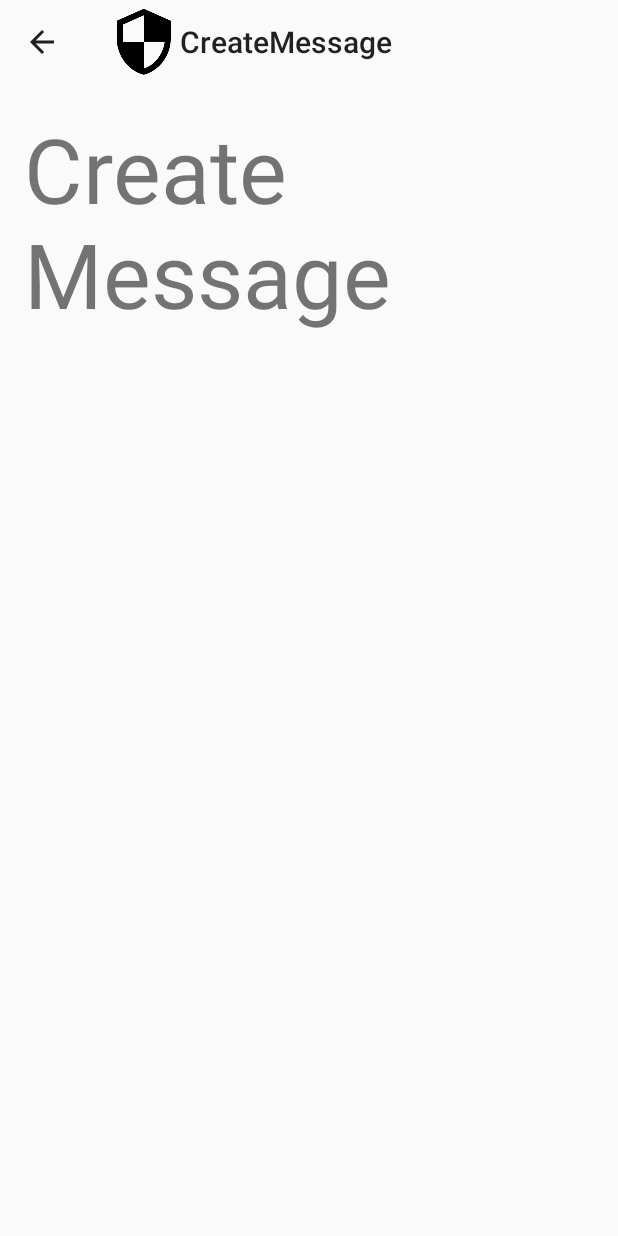
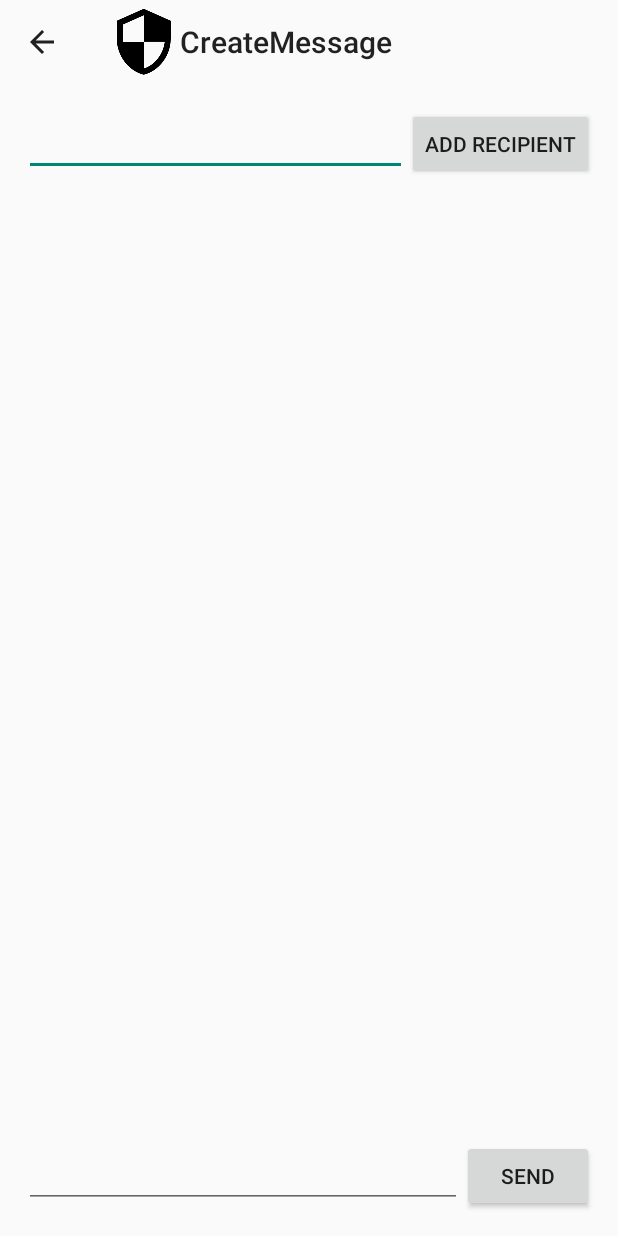
Before and after one commit to BlackburnCollegeComputerScience/Bsecure, an Android app: the screen it shows after launch (CreateMessage), after a tap on "New", on a phone screen of 412 x 824 dp. Run offline under Robolectric (Android 15) with nearby library versions, the light colour scheme and no system bars.

Commit message:
Created new message tab and added functionality.

```diff
--- a/app/src/main/java/com/bccs/bsecure/CreateMessage.java
+++ b/app/src/main/java/com/bccs/bsecure/CreateMessage.java
@@ -4,15 +4,96 @@ import android.os.Bundle;
 import android.support.v7.app.ActionBarActivity;
 import android.view.Menu;
 import android.view.MenuItem;
+import android.view.View;
+import android.widget.AdapterView;
+import android.widget.ArrayAdapter;
+import android.widget.Button;
+import android.widget.EditText;
+import android.widget.ListView;
+
+import java.util.ArrayList;
 
 
 public class CreateMessage extends ActionBarActivity {
+    //Global Variables
+    ListView recipientList;
+
+    //Array of strings that the recipientList is drawn from
+    ArrayList<String> recipientStrings = new ArrayList<String>();
+    //String adapter that will handle the data of the recipientList
+    ArrayAdapter<String> adapter;
+
+    //Buttons
+    Button addContactButton;
+    Button sendMessage;
+    //TextFields
+    EditText addContactText;
+    EditText messageText;
 
     @Override
     protected void onCreate(Bundle savedInstanceState) {
         super.onCreate(savedInstanceState);
         setContentView(R.layout.activity_create_message);
+        //Initialize Global Variables
+        addContactButton = (Button) findViewById(R.id.addRecipientButton);
+        sendMessage = (Button) findViewById(R.id.sendButton);
+        addContactText = (EditText) findViewById(R.id.recipientEditText);
+        messageText = (EditText) findViewById(R.id.messageEditText);
+        //Performs recipientList setup
+        setupRecipientList();
+        //Adds a listener to the addContactButton
+        addContactButton.setOnClickListener(addRecipientToList);
+        //Adds a listener to the sendMessage Button
+        sendMessage.setOnClickListener(sendMessageListener);
     }
+
+    /**
+     * This method will send the typed message to all members of the RecipientList
+     */
+    private Button.OnClickListener sendMessageListener = new Button.OnClickListener() {
+        @Override
+        public void onClick(View v) {
+            for (String number : recipientStrings) {
+                com.bccs.bsecure.sendMessage.send(number, messageText.getText().toString());
+            }
+        }
+    };
+
+    /**
+     * This will apply all nessesary settings to the recipientList
+     */
+    private void setupRecipientList() {
+        //Grab the recipientList object
+        recipientList = (ListView) findViewById(R.id.recipientList);
+        //Adds the click listener for the recipientList
+        recipientList.setOnItemClickListener(onListClick);
+        //Sets up the recipientList adapter
+        adapter = new ArrayAdapter<String>(this, android.R.layout.simple_list_item_1,
+                recipientStrings);
+        recipientList.setAdapter(adapter);
+    }
+
+    /**
+     * This Method will remove a contact that has been clicked on the recipientList
+     */
+    private AdapterView.OnItemClickListener onListClick = new AdapterView.OnItemClickListener() {
+        public void onItemClick(AdapterView<?> adapterView, View view, int pos, long id) {
+            recipientStrings.remove(pos);
+            adapter.notifyDataSetChanged();
+        }
+    };
+
+    /**
+     * This Method will take the Recipient the user entered and add it to the contact list
+     */
+    private Button.OnClickListener addRecipientToList = new Button.OnClickListener() {
+        @Override
+        public void onClick(View v) {
+            recipientStrings.add(addContactText.getText().toString());
+            adapter.notifyDataSetChanged();
+            addContactText.setText("");
+        }
+    };
 
     @Override
     public boolean onCreateOptionsMenu(Menu menu) {
--- a/app/src/main/java/com/bccs/bsecure/Main.java
+++ b/app/src/main/java/com/bccs/bsecure/Main.java
@@ -8,7 +8,6 @@ import android.view.MenuItem;
 import android.view.View;
 import android.widget.AdapterView;
 import android.widget.ArrayAdapter;
-import android.widget.Button;
 import android.widget.ListView;
 
 import java.util.ArrayList;
@@ -27,7 +26,6 @@ public class Main extends AppCompatActivity {
     private ListView userListView;
     //ArrayList storing names and numbers in outbox
     private ArrayList<String>[] activeNums;
-    private Button newConvButton;
 
     @Override
     protected void onCreate(Bundle savedInstanceState) {
@@ -38,7 +36,6 @@ public class Main extends AppCompatActivity {
 //        ActionBar actionBar = getActionBar();
         appHelper = new dbHelper(this);
         dbActive = true;
-        newConvButton = (Button) findViewById(R.id.New);
         //initialize global variables
         userListView = (ListView) findViewById(R.id.usersListView);
         //Define Listener method
@@ -50,13 +47,6 @@ public class Main extends AppCompatActivity {
                 (getApplicationContext(), R.layout.row_layout, activeNums[1]);
         //Display the names.
         userListView.setAdapter(activeInfoAdapter);
-        newConvButton.setOnClickListener(new View.OnClickListener() {
-            public void onClick(View v) {
-                Intent cI = new Intent(getApplicationContext(), messageSender.class);
-                startActivity(cI);
-            }
-        });
-
     }
     private AdapterView.OnItemClickListener onListClick = new AdapterView.OnItemClickListener() {
         public void onItemClick(AdapterView<?> adapterView, View view, int pos, long id) {
--- a/app/src/main/res/layout/activity_create_message.xml
+++ b/app/src/main/res/layout/activity_create_message.xml
@@ -6,8 +6,71 @@
     android:paddingBottom="@dimen/activity_vertical_margin"
     tools:context="com.bccs.bsecure.CreateMessage">
 
-    <TextView android:text="Create Message" android:layout_width="wrap_content"
+    <ListView
+        android:layout_width="wrap_content"
         android:layout_height="wrap_content"
-        android:textSize="60dp" />
+        android:id="@+id/recipientList"
+        android:clickable="true"
+        android:stackFromBottom="false"
+        android:layout_below="@+id/linearLayout2" />
+
+    <LinearLayout
+        android:orientation="horizontal"
+        android:layout_width="match_parent"
+        android:layout_height="wrap_content"
+        android:layout_alignParentLeft="true"
+        android:layout_alignParentStart="true"
+        android:id="@+id/linearLayout2">
+
+        <EditText
+            android:layout_width="wrap_content"
+            android:layout_height="wrap_content"
+            android:inputType="textMultiLine"
+            android:ems="10"
+            android:id="@+id/recipientEditText"
+            android:layout_weight="1" />
+
+        <Button
+            android:layout_width="wrap_content"
+            android:layout_height="wrap_content"
+            android:text="Add Recipient"
+            android:id="@+id/addRecipientButton"
+            android:layout_alignBottom="@+id/editText3"
+            android:layout_alignRight="@+id/sendButton"
+            android:layout_alignEnd="@+id/sendButton" />
+
+    </LinearLayout>
+
+    <LinearLayout
+        android:orientation="horizontal"
+        android:layout_width="match_parent"
+        android:layout_height="wrap_content"
+        android:id="@+id/linearLayout"
+        android:layout_alignParentBottom="true"
+        android:layout_alignParentLeft="true"
+        android:layout_alignParentStart="true">
+
+        <EditText
+            android:layout_width="wrap_content"
+            android:layout_height="wrap_content"
+            android:inputType="textMultiLine"
+            android:ems="10"
+            android:id="@+id/messageEditText"
+            android:layout_alignParentBottom="true"
+            android:layout_alignParentLeft="true"
+            android:layout_alignParentStart="true"
+            android:layout_toLeftOf="@+id/sendButton"
+            android:layout_toStartOf="@+id/sendButton"
+            android:layout_weight="1" />
+
+        <Button
+            android:layout_width="wrap_content"
+            android:layout_height="wrap_content"
+            android:text="Send"
+            android:id="@+id/sendButton"
+            android:layout_alignParentBottom="true"
+            android:layout_alignParentRight="true"
+            android:layout_alignParentEnd="true" />
+    </LinearLayout>
 
 </RelativeLayout>
--- a/app/src/main/res/layout/convo_with_bubbles.xml
+++ b/app/src/main/res/layout/convo_with_bubbles.xml
@@ -30,16 +30,6 @@
             android:hint="Enter your message"
             android:inputType="textMultiLine" />
 
-        <EditText
-            android:id="@+id/editText"
-            android:layout_width="wrap_content"
-            android:layout_height="wrap_content"
-            android:ems="10"
-            android:inputType="textMultiLine"
-            android:layout_alignBottom="@+id/textView"
-            android:layout_toRightOf="@+id/textView"
-            android:layout_toEndOf="@+id/textView" />
-
         <Button
             android:id="@+id/buttonSend"
             android:layout_width="wrap_content"
@@ -49,16 +39,6 @@
             android:layout_alignParentRight="true"
             android:text="Send" />
 
-        <TextView
-            android:layout_width="wrap_content"
-            android:layout_height="wrap_content"
-            android:text="Phone Number:    "
-            android:id="@+id/textView"
-            android:layout_above="@+id/chatText"
-            android:layout_alignParentLeft="true"
-            android:layout_alignParentStart="true"
-            android:textSize="20dp" />
-
     </RelativeLayout>
 
 </RelativeLayout>
--- a/app/src/main/res/layout/main.xml
+++ b/app/src/main/res/layout/main.xml
@@ -17,12 +17,4 @@
         android:layout_alignParentTop="true"
         android:layout_alignParentLeft="true" />
 
-    <Button
-        android:layout_width="wrap_content"
-        android:layout_height="wrap_content"
-        android:text="New ( temp )"
-        android:id="@+id/New"
-        android:layout_alignParentBottom="true"
-        android:layout_centerHorizontal="true" />
-
 </RelativeLayout>
```
